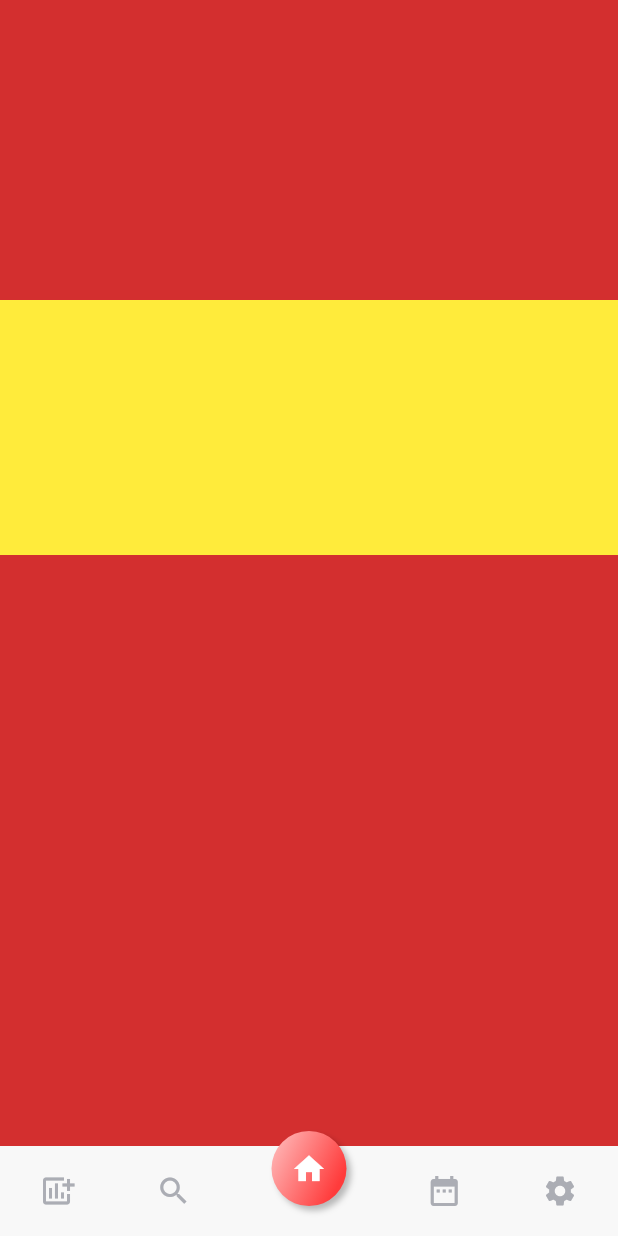
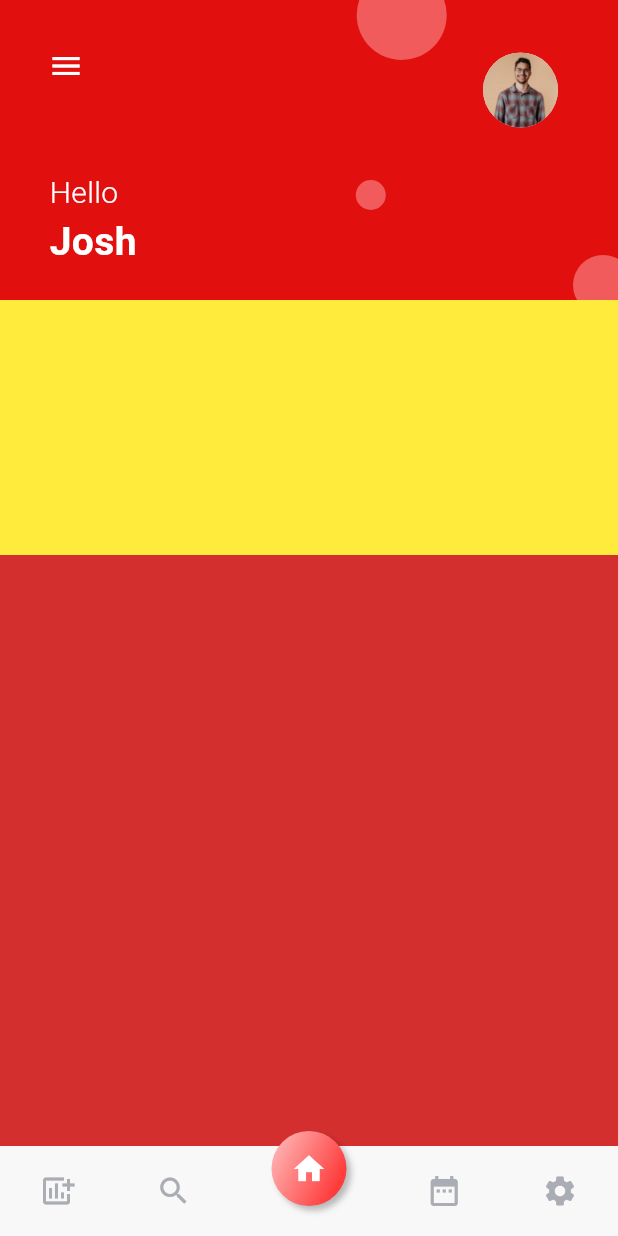
Before and after one commit to daracoo/fitness-tracker, a Flutter app: the screen it shows after launch, on a phone screen of 412 x 824 dp. Run offline on Flutter 3.47's test engine with Material 3 defaults, Android fonts, the phone set to English and light mode, and no system bars.

Commit message:
Improve header on home page

```diff
--- a/lib/pages/home/widgets/header.dart
+++ b/lib/pages/home/widgets/header.dart
@@ -5,10 +5,84 @@ class AppHeader extends StatelessWidget {
 
   @override
   Widget build(BuildContext context) {
-    return Container(
+    return SizedBox(
       width: double.infinity,
       height: 200,
-      color: Colors.red[700]
+      child: Stack(
+        children: [
+          CustomPaint(
+            painter: HeaderPainter(),
+            size: Size(double.infinity, 200),
+          ),
+          Positioned(
+            top: 20,
+            left: 20,
+            child: IconButton(
+              onPressed: () {},
+              icon: Icon(
+                Icons.menu,
+                color: Colors.white,
+              ),
+            ),
+          ),
+          Positioned(
+            top: 35,
+            right: 40,
+            child: CircleAvatar(
+              minRadius: 25,
+              maxRadius: 25,
+              foregroundImage: AssetImage('assets/profile.png'),
+            ),
+          ),
+          Positioned(
+            left: 33,
+            bottom: 20,
+            child: Column(
+              crossAxisAlignment: CrossAxisAlignment.start,
+              children: [
+                Text('Hello', style: TextStyle(color: Colors.white, fontSize: 20, fontWeight: FontWeight.w300),),
+                Text('Josh', style: TextStyle(color: Colors.white, fontSize: 26, fontWeight: FontWeight.bold),),
+              ],
+            ),
+          )
+        ],
+      ),
     );
   }
 }
+
+class HeaderPainter extends CustomPainter{
+  @override
+  void paint(Canvas canvas, Size size) {
+    Paint backColor = Paint()..color = Color(0xffe20f0f);
+    Paint circles = Paint()..color = Color(0xfff15b5b);
+    canvas.drawRect(Rect.fromPoints(
+        Offset(0,0),
+        Offset(size.width, size.height)
+    ),
+        backColor
+    );
+
+    canvas.drawCircle(
+        Offset(size.width * .65, 10),
+        30,
+        circles
+    );
+    canvas.drawCircle(
+        Offset(size.width * .6, 130),
+        10,
+        circles
+    );
+    canvas.drawCircle(
+        Offset(size.width - 10, size.height - 10),
+        20,
+        circles
+    );
+  }
+
+  @override
+  bool shouldRepaint(covariant CustomPainter oldDelegate) {
+    return false;
+  }
+
+}
```
